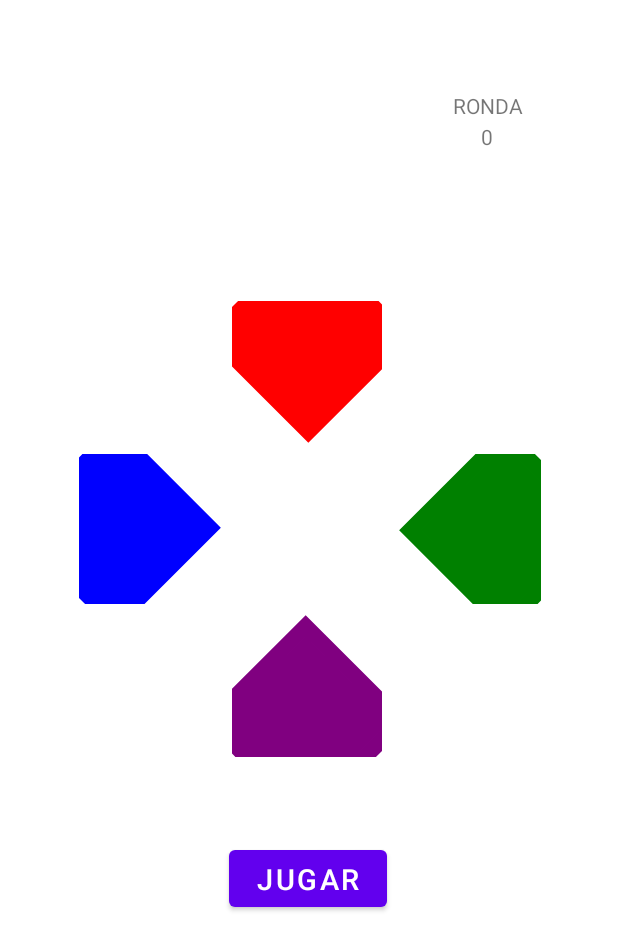
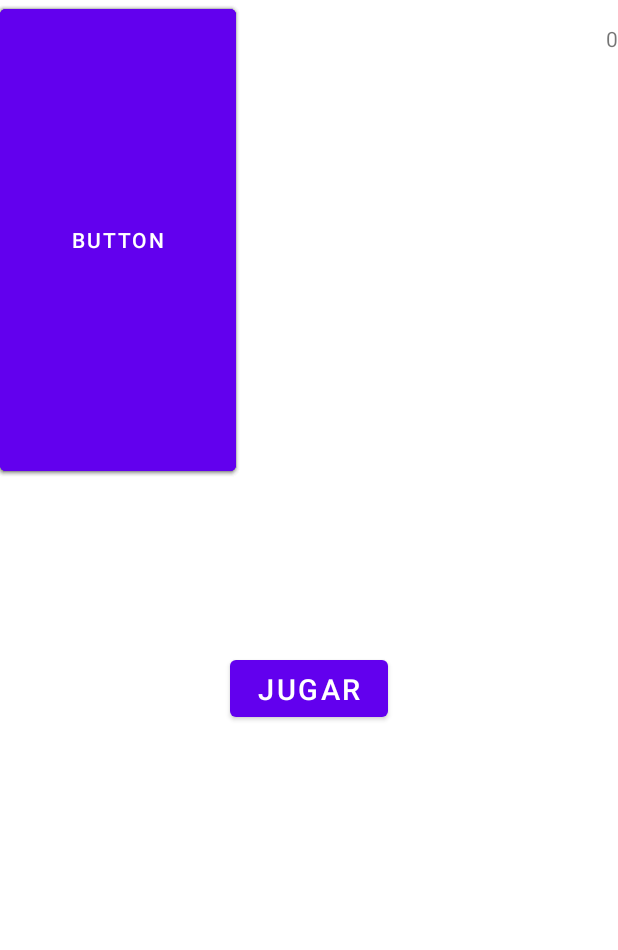
Before and after one commit to DiegoFrancoPortela/SimonDice, an Android app: the layout activity_main.xml on its own in the app's theme, with its tools: preview values and no code run, on a phone screen of 412 x 824 dp. Shown: the top 950 px of the screen. Run offline under Robolectric (Android 15) with nearby library versions, the light colour scheme and no system bars.

Commit message:
Resideño Total de Botones, añadida estructura.

```diff
--- a/app/src/main/res/layout/activity_main.xml
+++ b/app/src/main/res/layout/activity_main.xml
@@ -6,15 +6,12 @@
     android:layout_height="match_parent"
     tools:context=".MainActivity">
 
-    <TextView
-        android:id="@+id/textRonda"
+    <androidx.constraintlayout.widget.Guideline
+        android:id="@+id/guideline5"
         android:layout_width="wrap_content"
         android:layout_height="wrap_content"
-        android:layout_marginTop="16dp"
-        android:layout_marginEnd="16dp"
-        android:text="RONDA"
-        app:layout_constraintEnd_toStartOf="@+id/guideline3"
-        app:layout_constraintTop_toTopOf="@+id/guideline4" />
+        android:orientation="horizontal"
+        app:layout_constraintGuide_end="45dp" />
 
     <androidx.constraintlayout.widget.Guideline
         android:id="@+id/guideline2"
@@ -37,29 +34,7 @@
         android:orientation="horizontal"
         app:layout_constraintGuide_begin="45dp" />
 
-    <TextView
-        android:id="@+id/textNRondas"
-        android:layout_width="wrap_content"
-        android:layout_height="wrap_content"
-        android:layout_marginTop="1dp"
-        android:layout_marginEnd="20dp"
-        android:text="0"
-        app:layout_constraintEnd_toEndOf="@+id/textRonda"
-        app:layout_constraintTop_toBottomOf="@+id/textRonda" />
-
-    <androidx.constraintlayout.widget.Barrier
-        android:id="@+id/barrier3"
-        android:layout_width="wrap_content"
-        android:layout_height="wrap_content"
-        app:barrierDirection="bottom"
-        app:constraint_referenced_ids="textNRondas" />
-
-    <View
-        android:id="@+id/view"
-        android:layout_width="fill_parent"
-        android:layout_height="1dp"
-        android:background="@android:color/white"
-        app:layout_constraintBottom_toBottomOf="@+id/textNRondas" />
+    <!---
 
     <Button
         android:id="@+id/botonSuperior"
@@ -113,16 +88,58 @@
         app:layout_constraintTop_toBottomOf="@+id/botonSuperior"
         style="?android:attr/borderlessButtonStyle" />
 
+        -->
+
+    <TextView
+        android:id="@+id/textNRondas"
+        android:layout_width="wrap_content"
+        android:layout_height="wrap_content"
+        android:layout_marginTop="16dp"
+        android:text="0"
+        app:layout_constraintEnd_toEndOf="parent"
+        app:layout_constraintTop_toTopOf="parent" />
+
     <Button
         android:id="@+id/botonJugar"
         android:layout_width="105dp"
         android:layout_height="50dp"
-        android:layout_marginTop="56dp"
+        android:layout_marginBottom="340dp"
         android:text="JUGAR"
         android:textSize="19dp"
+        app:layout_constraintBottom_toBottomOf="parent"
         app:layout_constraintEnd_toEndOf="parent"
-        app:layout_constraintHorizontal_bias="0.498"
-        app:layout_constraintStart_toStartOf="parent"
-        app:layout_constraintTop_toBottomOf="@+id/botonInferior" />
+        app:layout_constraintStart_toStartOf="parent" />
+
+    <Button
+        android:id="@+id/button"
+        android:layout_width="157dp"
+        android:layout_height="320dp"
+        android:text="Button"
+        tools:layout_editor_absoluteX="45dp"
+        tools:layout_editor_absoluteY="45dp" />
+
+    <Button
+        android:id="@+id/button6"
+        android:layout_width="157dp"
+        android:layout_height="320dp"
+        android:text="Button"
+        tools:layout_editor_absoluteX="210dp"
+        tools:layout_editor_absoluteY="365dp" />
+
+    <Button
+        android:id="@+id/button4"
+        android:layout_width="157dp"
+        android:layout_height="320dp"
+        android:text="Button"
+        tools:layout_editor_absoluteX="45dp"
+        tools:layout_editor_absoluteY="366dp" />
+
+    <Button
+        android:id="@+id/button3"
+        android:layout_width="157dp"
+        android:layout_height="320dp"
+        android:text="Button"
+        tools:layout_editor_absoluteX="210dp"
+        tools:layout_editor_absoluteY="45dp" />
 
 </androidx.constraintlayout.widget.ConstraintLayout>
```
